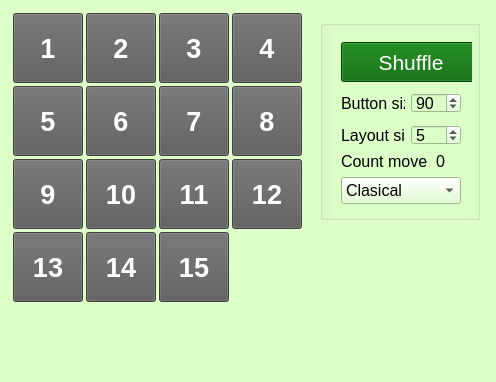
OlexandrKomisaryk/Fifteen_game, file fifteen.ui: the form before one commit.
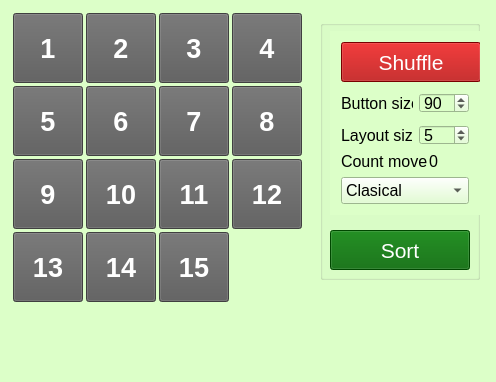
The form after the commit.

```diff
--- a/fifteen.ui
+++ b/fifteen.ui
@@ -593,7 +593,7 @@
       <x>320</x>
       <y>20</y>
       <width>160</width>
-      <height>200</height>
+      <height>260</height>
      </rect>
     </property>
     <property name="minimumSize">
@@ -605,7 +605,7 @@
     <property name="maximumSize">
      <size>
       <width>160</width>
-      <height>200</height>
+      <height>260</height>
      </size>
     </property>
     <property name="title">
@@ -616,7 +616,7 @@
       <rect>
        <x>10</x>
        <y>11</y>
-       <width>142</width>
+       <width>150</width>
        <height>184</height>
       </rect>
      </property>
@@ -641,7 +641,7 @@
          </font>
         </property>
         <property name="styleSheet">
-         <string notr="true">background-color: rgb(0, 100, 0);
+         <string notr="true">background-color: rgb(170, 0, 0);
 color: rgb(255, 255, 255);</string>
         </property>
         <property name="text">
@@ -785,13 +785,13 @@
          <widget class="QLabel" name="count">
           <property name="minimumSize">
            <size>
-            <width>25</width>
+            <width>40</width>
             <height>15</height>
            </size>
           </property>
           <property name="maximumSize">
            <size>
-            <width>25</width>
+            <width>40</width>
             <height>16777215</height>
            </size>
           </property>
@@ -843,6 +843,34 @@
       </item>
      </layout>
     </widget>
+    <widget class="QPushButton" name="btnSort">
+     <property name="geometry">
+      <rect>
+       <x>10</x>
+       <y>210</y>
+       <width>140</width>
+       <height>40</height>
+      </rect>
+     </property>
+     <property name="minimumSize">
+      <size>
+       <width>140</width>
+       <height>40</height>
+      </size>
+     </property>
+     <property name="font">
+      <font>
+       <pointsize>16</pointsize>
+      </font>
+     </property>
+     <property name="styleSheet">
+      <string notr="true">background-color: rgb(0, 100, 0);
+color: rgb(255, 255, 255);</string>
+     </property>
+     <property name="text">
+      <string>Sort</string>
+     </property>
+    </widget>
    </widget>
   </widget>
  </widget>
```
Left out of the diff: 10 changed lines with no effect on the pictures.
